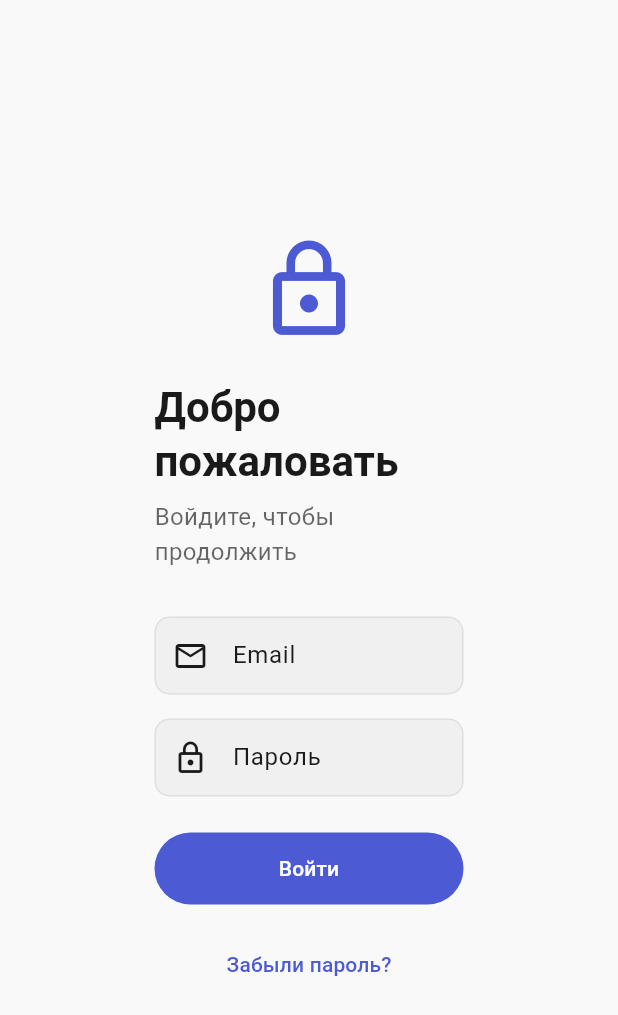
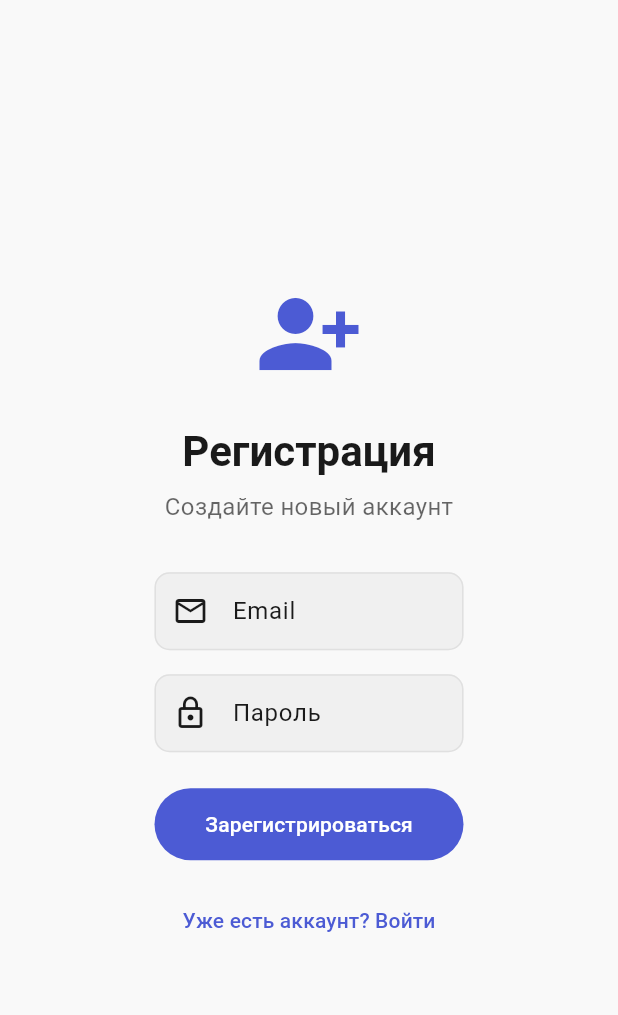
Before and after one commit to enkunove/job-organizer, a Flutter app: the screen it shows after launch, on a phone screen of 412 x 824 dp. Shown: the top 1015 px of the screen. Run offline on Flutter 3.47's test engine with Material 3 defaults, Android fonts, the phone set to English and light mode, and no system bars; our stand-ins replace auto_route, firebase_auth, firebase_core, get_it; accounts and stored records are empty.

Commit message:
Auth implemented

```diff
--- a/lib/core/routing/app_routing.dart
+++ b/lib/core/routing/app_routing.dart
@@ -10,9 +10,10 @@ class AppRouter extends RootStackRouter {
   @override
   List<AutoRoute> get routes => [
     AutoRoute(page: SplashRoute.page, path: '/', initial: true),
-    AutoRoute(page: HomeRoute.page, path: '/home'),
+    AutoRoute(page: HomeRoute.page, path: '/boards'),
     AutoRoute(page: TasksRoute.page, path: '/tasks',),
     AutoRoute(page: LoginRoute.page, path: '/login',),
+    AutoRoute(page: RegistrationRoute.page, path: '/register',),
 
   ];
 
--- a/lib/core/service_locator.dart
+++ b/lib/core/service_locator.dart
@@ -1,14 +1,22 @@
 import 'package:get_it/get_it.dart';
+import 'package:test_task/feature/data/datasources/remote/user_datasource.dart';
+import 'package:test_task/feature/data/repositories/user_repository_impl.dart';
+import 'package:test_task/feature/domain/repositories/user_repository.dart';
 import 'package:test_task/feature/domain/usecases/auth_usecases.dart';
 import 'package:test_task/feature/presentation/viewmodels/login_screen_viewmodel.dart';
+import 'package:test_task/feature/presentation/viewmodels/registration_screen_viewmodel.dart';
 
 class InjectionContainer {
   static final GetIt sl = GetIt.instance;
 
   static Future<void> init() async {
+    sl.registerLazySingleton<UserDatasource>(() => UserDatasource());
 
-    sl.registerLazySingleton<AuthUsecases>(() => AuthUsecases());
+    sl.registerLazySingleton<UserRepository>(() => UserRepositoryImpl(datasource: sl()));
 
-    sl.registerFactory<LoginScreenViewmodel>(() => LoginScreenViewmodel(sl()));
+    sl.registerLazySingleton<AuthUsecases>(() => AuthUsecases(repository: sl()));
+
+    sl.registerFactory<LoginScreenViewmodel>(() => LoginScreenViewmodel(usecases: sl()));
+    sl.registerFactory<RegistrationScreenViewmodel>(() => RegistrationScreenViewmodel(usecases: sl()));
   }
 }
--- /dev/null
+++ b/lib/feature/data/repositories/user_repository_impl.dart
@@ -0,0 +1,19 @@
+import 'package:firebase_auth/firebase_auth.dart';
+import 'package:test_task/feature/data/datasources/remote/user_datasource.dart';
+import 'package:test_task/feature/domain/repositories/user_repository.dart';
+
+class UserRepositoryImpl implements UserRepository{
+  final UserDatasource datasource;
+
+  const UserRepositoryImpl({required this.datasource});
+
+  @override
+  Future<UserCredential?> register(String email, String password) async {
+    return await datasource.register(email, password);
+  }
+  @override
+  Future<UserCredential?> login(String email, String password) async {
+    return await datasource.login(email, password);
+  }
+
+}
--- /dev/null
+++ b/lib/feature/domain/repositories/user_repository.dart
@@ -0,0 +1,6 @@
+import 'package:firebase_auth/firebase_auth.dart';
+
+abstract class UserRepository{
+  Future<UserCredential?> register(String email, String password);
+  Future<UserCredential?> login(String email, String password);
+}
--- a/lib/feature/presentation/view/screens/auth/registration_screen.dart
+++ b/lib/feature/presentation/view/screens/auth/registration_screen.dart
@@ -0,0 +1,86 @@
+import 'package:auto_route/auto_route.dart';
+import 'package:flutter/material.dart';
+import 'package:provider/provider.dart';
+import 'package:test_task/core/service_locator.dart';
+import '../../../viewmodels/registration_screen_viewmodel.dart';
+
+@RoutePage()
+class RegistrationScreen extends StatelessWidget {
+  const RegistrationScreen({super.key});
+
+  @override
+  Widget build(BuildContext context) {
+    final theme = Theme.of(context);
+
+    return ChangeNotifierProvider(
+      create: (_) => InjectionContainer.sl<RegistrationScreenViewmodel>(),
+      child: Consumer<RegistrationScreenViewmodel>(
+        builder: (context, viewModel, _) {
+          return Scaffold(
+            backgroundColor: theme.colorScheme.background,
+            body: Center(
+              child: SingleChildScrollView(
+                padding: EdgeInsets.symmetric(
+                  horizontal: MediaQuery.of(context).size.width / 4,
+                ),
+                child: Column(
+                  mainAxisSize: MainAxisSize.min,
+                  children: [
+                    Icon(Icons.person_add_alt_1, size: 72, color: theme.colorScheme.primary),
+                    const SizedBox(height: 24),
+                    Text(
+                      'Регистрация',
+                      style: theme.textTheme.headlineMedium?.copyWith(fontWeight: FontWeight.bold),
+                    ),
+                    const SizedBox(height: 8),
+                    Text(
+                      'Создайте новый аккаунт',
+                      style: theme.textTheme.bodyMedium?.copyWith(color: theme.hintColor),
+                    ),
+                    const SizedBox(height: 32),
+                    TextField(
+                      onChanged: viewModel.onEmailChanged,
+                      decoration: InputDecoration(
+                        labelText: 'Email',
+                        prefixIcon: const Icon(Icons.email_outlined),
+                        border: const OutlineInputBorder(),
+                        errorText: viewModel.emailError,
+                      ),
+                    ),
+                    const SizedBox(height: 16),
+                    TextField(
+                      obscureText: true,
+                      onChanged: viewModel.onPasswordChanged,
+                      decoration: InputDecoration(
+                        labelText: 'Пароль',
+                        prefixIcon: const Icon(Icons.lock_outline),
+                        border: const OutlineInputBorder(),
+                        errorText: viewModel.passwordError,
+                      ),
+                    ),
+                    const SizedBox(height: 24),
+                    SizedBox(
+                      width: double.infinity,
+                      height: 48,
+                      child: FilledButton(
+                        onPressed: viewModel.isLoading ? null : () => viewModel.register(context),
+                        child: viewModel.isLoading
+                            ? const CircularProgressIndicator(strokeWidth: 2, color: Colors.white)
+                            : const Text('Зарегистрироваться'),
+                      ),
+                    ),
+                    const SizedBox(height: 16),
+                    TextButton(
+                      onPressed: () => context.router.replacePath("/login"),
+                      child: const Text('Уже есть аккаунт? Войти'),
+                    ),
+                  ],
+                ),
+              ),
+            ),
+          );
+        },
+      ),
+    );
+  }
+}
--- a/lib/feature/presentation/view/screens/auth/splash_screen.dart
+++ b/lib/feature/presentation/view/screens/auth/splash_screen.dart
@@ -35,7 +35,7 @@ class _SplashScreenState extends State<SplashScreen>
       builder: (context, appState, _) {
         if (appState.isInitialized) {
           WidgetsBinding.instance.addPostFrameCallback((_) {
-            final nextRoute = appState.isLoggedIn ? '/home' : '/login';
+            final nextRoute = appState.isLoggedIn ? '/home' : '/register';
             context.router.replacePath(nextRoute);
           });
         }
--- a/lib/feature/presentation/viewmodels/login_screen_viewmodel.dart
+++ b/lib/feature/presentation/viewmodels/login_screen_viewmodel.dart
@@ -1,17 +1,16 @@
+import 'package:auto_route/auto_route.dart';
 import 'package:flutter/material.dart';
-import 'package:test_task/feature/domain/usecases/auth_usecases.dart'; // путь подставь свой
+import 'package:test_task/feature/domain/usecases/auth_usecases.dart';
 
 class LoginScreenViewmodel extends ChangeNotifier {
-  final AuthUsecases _authUsecases;
+  final AuthUsecases usecases;
 
-  LoginScreenViewmodel(this._authUsecases);
+  LoginScreenViewmodel({required this.usecases});
 
   String _email = '';
   String _password = '';
-
   String? _emailError;
   String? _passwordError;
-
   bool _isLoading = false;
 
   String? get emailError => _emailError;
@@ -40,29 +39,26 @@ class LoginScreenViewmodel extends ChangeNotifier {
       _emailError = 'Введите корректный email';
       isValid = false;
     }
-
     if (!passwordRegex.hasMatch(_password)) {
       _passwordError = 'Пароль должен быть не короче 6 символов';
       isValid = false;
     }
-
     notifyListeners();
     return isValid;
   }
 
-  Future<void> login() async {
+  Future<void> login(BuildContext context) async {
     if (!_validate()) return;
-
     _isLoading = true;
     notifyListeners();
-
-    try {
-      await _authUsecases.login(_email, _password);
-    } catch (e) {
-      _passwordError = 'Неверный email или пароль';
-    } finally {
-      _isLoading = false;
-      notifyListeners();
+    final success = await usecases.login(_email, _password);
+    if (!success) {
+      _emailError = 'Ошибка регистрации';
     }
+    else {
+      context.router.replacePath("/boards");
+    }
+    _isLoading = false;
+    notifyListeners();
   }
 }
--- a/lib/feature/presentation/viewmodels/splash_screen_viewmodel.dart
+++ b/lib/feature/presentation/viewmodels/splash_screen_viewmodel.dart
@@ -11,9 +11,6 @@ class AppState extends ChangeNotifier {
   bool get isLoggedIn => _isLoggedIn;
 
   Future<void> initializeApp() async {
-    await Firebase.initializeApp(
-      options: DefaultFirebaseOptions.currentPlatform,
-    );
     await Future.delayed(const Duration(seconds: 2));
     _isLoggedIn = false;
     _isInitialized = true;
```
Also changed, not shown: lib/feature/data/datasources/remote/user_datasource.dart (added, +30 -0 lines), lib/feature/domain/entities/board.dart (+16 -2 lines), lib/feature/domain/entities/task.dart (+9 -5 lines), lib/feature/domain/usecases/auth_usecases.dart (+17 -2 lines), lib/feature/presentation/view/screens/auth/login_screen.dart (+4 -4 lines), lib/feature/presentation/viewmodels/registration_screen_viewmodel.dart (added, +55 -0 lines), lib/main.dart (+9 -2 lines), lib/core/routing/app_routing.gr.dart, lib/feature/data/datasources/remote/boards_datasource.dart (added), lib/feature/data/datasources/remote/tasks_datasource.dart (added), 1 other file.
